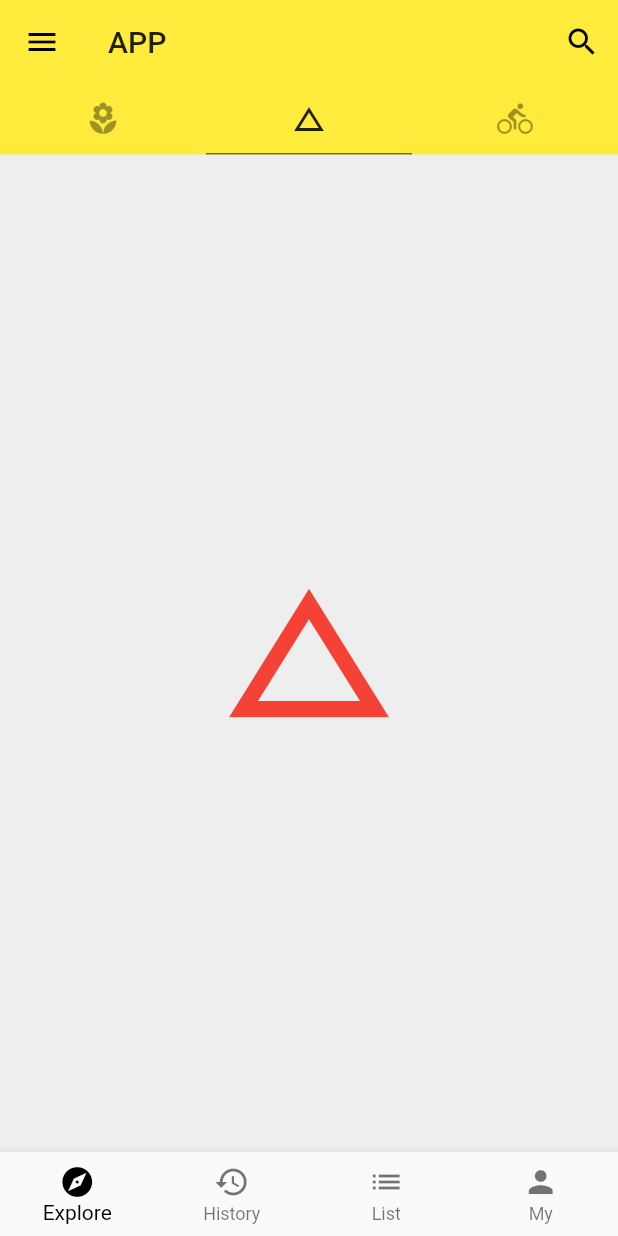
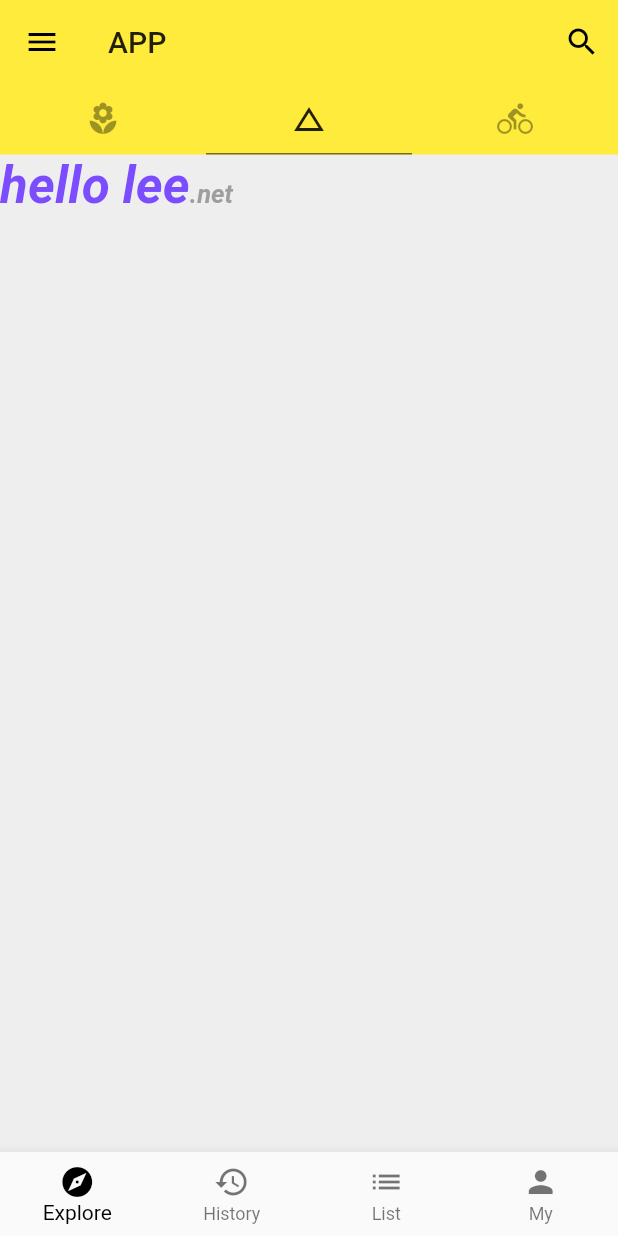
Before and after one commit to symboll/all, a Flutter app: the screen it shows after launch, tab 2 chosen, on a phone screen of 412 x 824 dp. Run offline on Flutter 3.47's test engine with Material 2 defaults, Android fonts, the light colour scheme and no system bars; network calls fail.

Commit message:
feat: add text demo

```diff
--- /dev/null
+++ b/lib/demo/basic_demo.dart
@@ -0,0 +1,48 @@
+import 'package:flutter/material.dart';
+
+
+class BasicDemo extends StatelessWidget {
+  @override
+  Widget build(BuildContext context) {
+
+    return RichText(
+      text: TextSpan(
+        text: 'hello lee',
+        style: TextStyle(
+          color: Colors.deepPurpleAccent,
+          fontSize: 34.0,
+          fontStyle: FontStyle.italic,
+          fontWeight: FontWeight.bold
+        ),
+        children: [
+          TextSpan(
+            text: '.net',
+            style: TextStyle(
+              fontSize: 17.0,
+              color: Colors.grey
+            )
+          )
+        ]
+      )
+    );
+  }
+}
+
+
+class TextDemo extends StatelessWidget {
+  @override
+  Widget build(BuildContext context) {
+    final TextStyle _textStyle = TextStyle(
+      fontSize: 20.0
+    );
+    final String _author = '李白';
+    final String _title = '将进酒';
+    return Text(
+      '《$_title》 -$_author 君不见，黄河之水天上来，奔流到海不复回。君不见，高堂明镜悲白发，朝如青丝暮成雪。人生得意须尽欢，莫使金樽空对月。',
+      textAlign: TextAlign.left,
+      style: _textStyle,
+      maxLines: 3,
+      overflow: TextOverflow.ellipsis,
+    );
+  }
+}
--- a/lib/main.dart
+++ b/lib/main.dart
@@ -1,4 +1,5 @@
 import 'package:flutter/material.dart';
+import 'demo/basic_demo.dart';
 import 'demo/bottom_navigation_bar_demo.dart';
 import 'demo/drawer_demo.dart';
 import 'demo/list_view_demo.dart';
@@ -57,7 +58,8 @@ class Home extends StatelessWidget {
         body: TabBarView(
           children: <Widget>[
             Icon(Icons.local_florist, size: 128.0,color: Colors.red,),
-            Icon(Icons.change_history, size: 128.0,color: Colors.red),
+            // Icon(Icons.change_history, size: 128.0,color: Colors.red),
+            BasicDemo(),
             Icon(Icons.directions_bike, size: 128.0,color: Colors.red)
           ]
         ),
```
